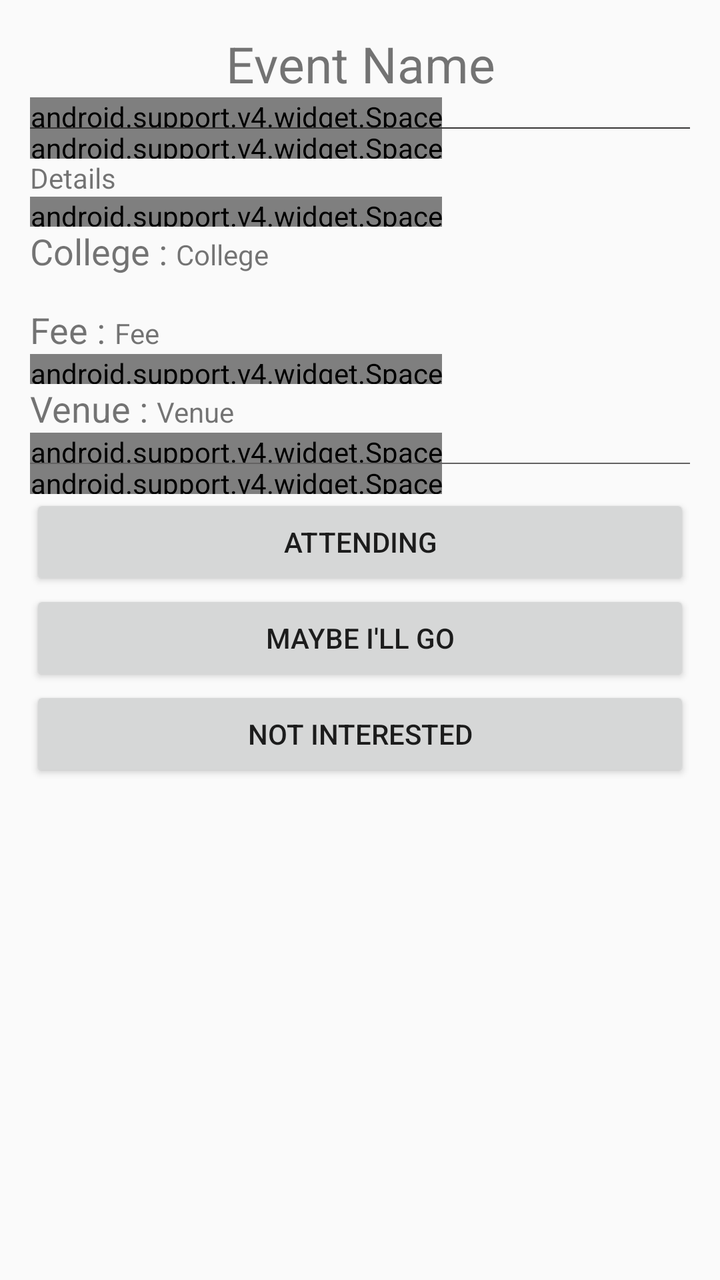
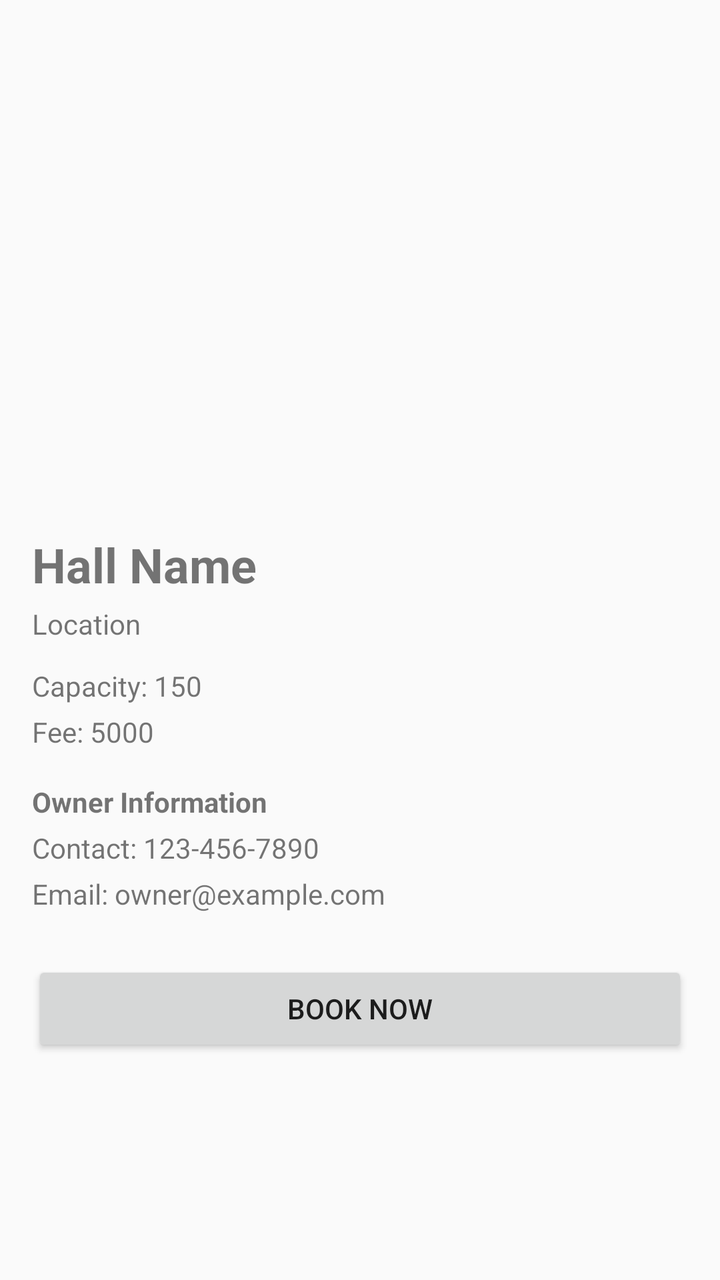

Compare the two renders of this Android layout. The source of the first and the diff that turns it into the second are given below.
<!-- AndroidManifest.xml: application theme AppTheme -->
<!-- res/layout/activity_event_details.xml -->
<?xml version="1.0" encoding="utf-8"?>
<LinearLayout xmlns:android="http://schemas.android.com/apk/res/android"
    xmlns:tools="http://schemas.android.com/tools"
    android:layout_width="match_parent"
    android:layout_height="match_parent"
    tools:context="com.nikith_shetty.vgroup.EventDetailsActivity"
    android:padding="15sp"
    android:orientation="vertical">

    
    
    
    

    <TextView
        android:layout_width="match_parent"
        android:layout_height="wrap_content"
        android:id="@+id/details_event_name"
        android:text="Event Name"
        android:textAlignment="center"
        android:textSize="25sp"/>
    <android.support.v4.widget.Space
        android:layout_width="wrap_content"
        android:layout_height="15sp"/>
    <View
        android:layout_width="match_parent"
        android:layout_height="0.5sp"
        android:background="#363535"/>
    <android.support.v4.widget.Space
        android:layout_width="wrap_content"
        android:layout_height="15sp"/>
    <TextView
        android:layout_width="match_parent"
        android:layout_height="wrap_content"
        android:id="@+id/details_details"
        android:text="Details"/>
    <android.support.v4.widget.Space
        android:layout_width="wrap_content"
        android:layout_height="15sp"/>
    <LinearLayout
        android:layout_width="match_parent"
        android:layout_height="wrap_content"
        android:orientation="horizontal">
        <TextView
            android:layout_width="wrap_content"
            android:layout_height="wrap_content"
            android:text="College : "
            android:textSize="18sp"/>
        <TextView
            android:layout_width="match_parent"
            android:layout_height="wrap_content"
            android:id="@+id/details_college"
            android:text="College"/>
    </LinearLayout>
    <LinearLayout
        android:layout_width="match_parent"
        android:layout_height="wrap_content"
        android:orientation="horizontal"
        android:id="@+id/details_fee_layout"
        android:paddingTop="15sp">
        <TextView
            android:layout_width="wrap_content"
            android:layout_height="wrap_content"
            android:text="Fee : "
            android:textSize="18sp"/>
        <TextView
            android:layout_width="match_parent"
            android:layout_height="wrap_content"
            android:id="@+id/details_fee"
            android:text="Fee"/>
    </LinearLayout>
    <android.support.v4.widget.Space
        android:layout_width="wrap_content"
        android:layout_height="15sp"/>
    <LinearLayout
        android:layout_width="match_parent"
        android:layout_height="wrap_content"
        android:orientation="horizontal">
        <TextView
            android:layout_width="wrap_content"
            android:layout_height="wrap_content"
            android:text="Venue : "
            android:textSize="18sp"/>
        <TextView
            android:layout_width="match_parent"
            android:layout_height="wrap_content"
            android:id="@+id/details_venue"
            android:text="Venue"/>
    </LinearLayout>
    <android.support.v4.widget.Space
        android:layout_width="wrap_content"
        android:layout_height="15sp"/>
    <View
        android:layout_width="match_parent"
        android:layout_height="0.5sp"
        android:background="#636262"/>
    <android.support.v4.widget.Space
        android:layout_width="wrap_content"
        android:layout_height="15sp"/>
    <LinearLayout
        android:layout_width="match_parent"
        android:layout_height="wrap_content"
        android:orientation="vertical">
        <Button
            android:layout_width="match_parent"
            android:layout_height="wrap_content"
            android:text="Attending"
            android:layout_weight="1"/>
        <Button
            android:layout_width="match_parent"
            android:layout_height="wrap_content"
            android:text="Maybe I'll Go"/>
        <Button
            android:layout_width="match_parent"
            android:layout_height="wrap_content"
            android:text="Not Interested"/>
    </LinearLayout>

</LinearLayout>
<!-- resources referenced by this layout -->
<resources>
  <style name="AppTheme" parent="Theme.AppCompat.Light.DarkActionBar">
          
          <item name="colorPrimary">@color/colorPrimary</item>
          <item name="colorPrimaryDark">@color/colorPrimaryDark</item>
          <item name="colorAccent">@color/colorPrimaryDark</item>
      </style>
  <color name="colorPrimary">#3F51B5</color>
  <color name="colorPrimaryDark">#303F9F</color>
</resources>

<!-- the commit's change to res/layout/activity_event_details.xml (unified diff, before → after) -->
@@ -1,119 +1,82 @@
 <?xml version="1.0" encoding="utf-8"?>
-<LinearLayout xmlns:android="http://schemas.android.com/apk/res/android"
-    xmlns:tools="http://schemas.android.com/tools"
+<ScrollView xmlns:android="http://schemas.android.com/apk/res/android"
     android:layout_width="match_parent"
-    android:layout_height="match_parent"
-    tools:context="com.nikith_shetty.vgroup.EventDetailsActivity"
-    android:padding="15sp"
-    android:orientation="vertical">
+    android:layout_height="match_parent">
 
-    
-    
-    
-    
-
-    <TextView
-        android:layout_width="match_parent"
-        android:layout_height="wrap_content"
-        android:id="@+id/details_event_name"
-        android:text="Event Name"
-        android:textAlignment="center"
-        android:textSize="25sp"/>
-    <android.support.v4.widget.Space
-        android:layout_width="wrap_content"
-        android:layout_height="15sp"/>
-    <View
-        android:layout_width="match_parent"
-        android:layout_height="0.5sp"
-        android:background="#363535"/>
-    <android.support.v4.widget.Space
-        android:layout_width="wrap_content"
-        android:layout_height="15sp"/>
-    <TextView
-        android:layout_width="match_parent"
-        android:layout_height="wrap_content"
-        android:id="@+id/details_details"
-        android:text="Details"/>
-    <android.support.v4.widget.Space
-        android:layout_width="wrap_content"
-        android:layout_height="15sp"/>
-    <LinearLayout
-        android:layout_width="match_parent"
-        android:layout_height="wrap_content"
-        android:orientation="horizontal">
-        <TextView
-            android:layout_width="wrap_content"
-            android:layout_height="wrap_content"
-            android:text="College : "
-            android:textSize="18sp"/>
-        <TextView
-            android:layout_width="match_parent"
-            android:layout_height="wrap_content"
-            android:id="@+id/details_college"
-            android:text="College"/>
-    </LinearLayout>
-    <LinearLayout
-        android:layout_width="match_parent"
-        android:layout_height="wrap_content"
-        android:orientation="horizontal"
-        android:id="@+id/details_fee_layout"
-        android:paddingTop="15sp">
-        <TextView
-            android:layout_width="wrap_content"
-            android:layout_height="wrap_content"
-            android:text="Fee : "
-            android:textSize="18sp"/>
-        <TextView
-            android:layout_width="match_parent"
-            android:layout_height="wrap_content"
-            android:id="@+id/details_fee"
-            android:text="Fee"/>
-    </LinearLayout>
-    <android.support.v4.widget.Space
-        android:layout_width="wrap_content"
-        android:layout_height="15sp"/>
-    <LinearLayout
-        android:layout_width="match_parent"
-        android:layout_height="wrap_content"
-        android:orientation="horizontal">
-        <TextView
-            android:layout_width="wrap_content"
-            android:layout_height="wrap_content"
-            android:text="Venue : "
-            android:textSize="18sp"/>
-        <TextView
-            android:layout_width="match_parent"
-            android:layout_height="wrap_content"
-            android:id="@+id/details_venue"
-            android:text="Venue"/>
-    </LinearLayout>
-    <android.support.v4.widget.Space
-        android:layout_width="wrap_content"
-        android:layout_height="15sp"/>
-    <View
-        android:layout_width="match_parent"
-        android:layout_height="0.5sp"
-        android:background="#636262"/>
-    <android.support.v4.widget.Space
-        android:layout_width="wrap_content"
-        android:layout_height="15sp"/>
     <LinearLayout
         android:layout_width="match_parent"
         android:layout_height="wrap_content"
         android:orientation="vertical">
-        <Button
+
+        <ImageView
+            android:id="@+id/details_hall_image"
+            android:layout_width="match_parent"
+            android:layout_height="250dp"
+            android:scaleType="centerCrop" />
+
+        <LinearLayout
             android:layout_width="match_parent"
             android:layout_height="wrap_content"
-            android:text="Attending"
-            android:layout_weight="1"/>
-        <Button
-            android:layout_width="match_parent"
-            android:layout_height="wrap_content"
-            android:text="Maybe I'll Go"/>
-        <Button
-            android:layout_width="match_parent"
-            android:layout_height="wrap_content"
-            android:text="Not Interested"/>
+            android:orientation="vertical"
+            android:padding="16dp">
+
+            <TextView
+                android:id="@+id/details_hall_name"
+                android:layout_width="wrap_content"
+                android:layout_height="wrap_content"
+                android:text="Hall Name"
+                android:textSize="24sp"
+                android:textStyle="bold" />
+
+            <TextView
+                android:id="@+id/details_hall_location"
+                android:layout_width="wrap_content"
+                android:layout_height="wrap_content"
+                android:layout_marginTop="4dp"
+                android:text="Location" />
+
+            <TextView
+                android:id="@+id/details_hall_capacity"
+                android:layout_width="wrap_content"
+                android:layout_height="wrap_content"
+                android:layout_marginTop="12dp"
+                android:text="Capacity: 150" />
+
+            <TextView
+                android:id="@+id/details_hall_fee"
+                android:layout_width="wrap_content"
+                android:layout_height="wrap_content"
+                android:layout_marginTop="4dp"
+                android:text="Fee: 5000" />
+
+            <TextView
+                android:layout_width="wrap_content"
+                android:layout_height="wrap_content"
+                android:layout_marginTop="16dp"
+                android:text="Owner Information"
+                android:textStyle="bold" />
+
+            <TextView
+                android:id="@+id/details_owner_contact"
+                android:layout_width="wrap_content"
+                android:layout_height="wrap_content"
+                android:layout_marginTop="4dp"
+                android:text="Contact: 123-456-7890" />
+
+            <TextView
+                android:id="@+id/details_owner_email"
+                android:layout_width="wrap_content"
+                android:layout_height="wrap_content"
+                android:layout_marginTop="4dp"
+                android:text="Email: owner@example.com" />
+
+            <Button
+                android:id="@+id/book_now_button"
+                android:layout_width="match_parent"
+                android:layout_height="wrap_content"
+                android:layout_marginTop="24dp"
+                android:text="Book Now" />
+
+        </LinearLayout>
     </LinearLayout>
-
-</LinearLayout>
+</ScrollView>
